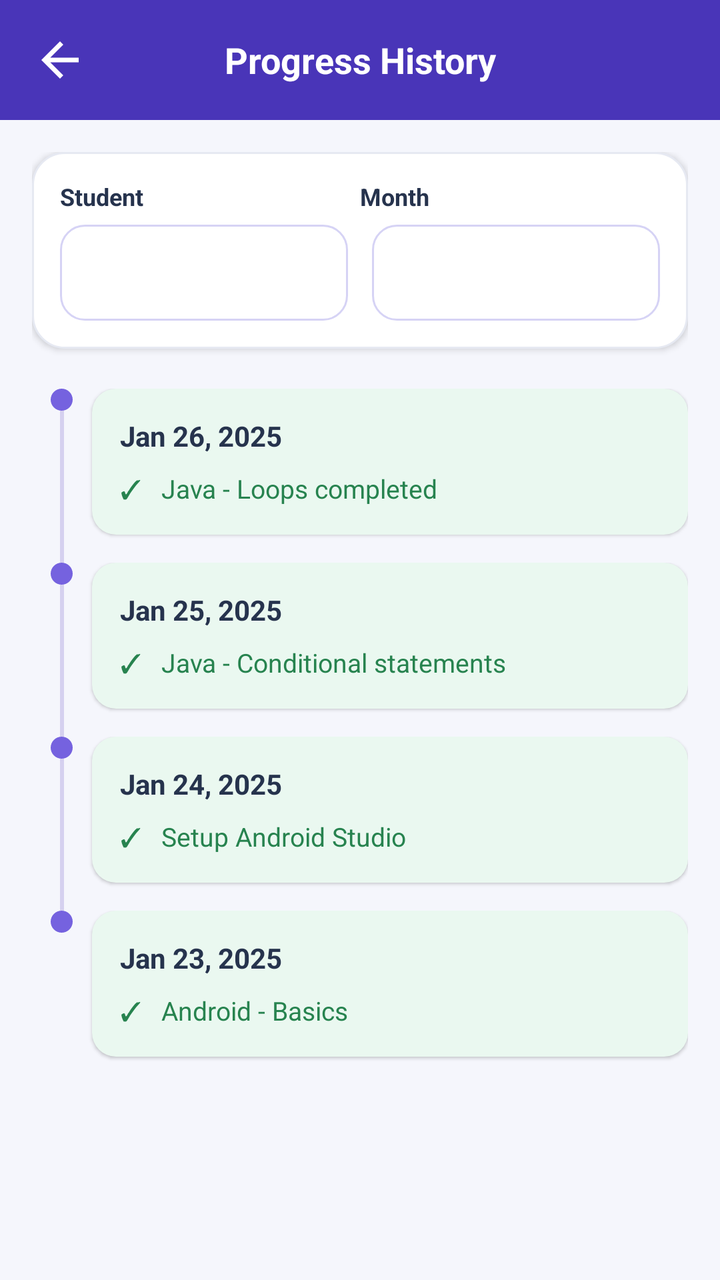
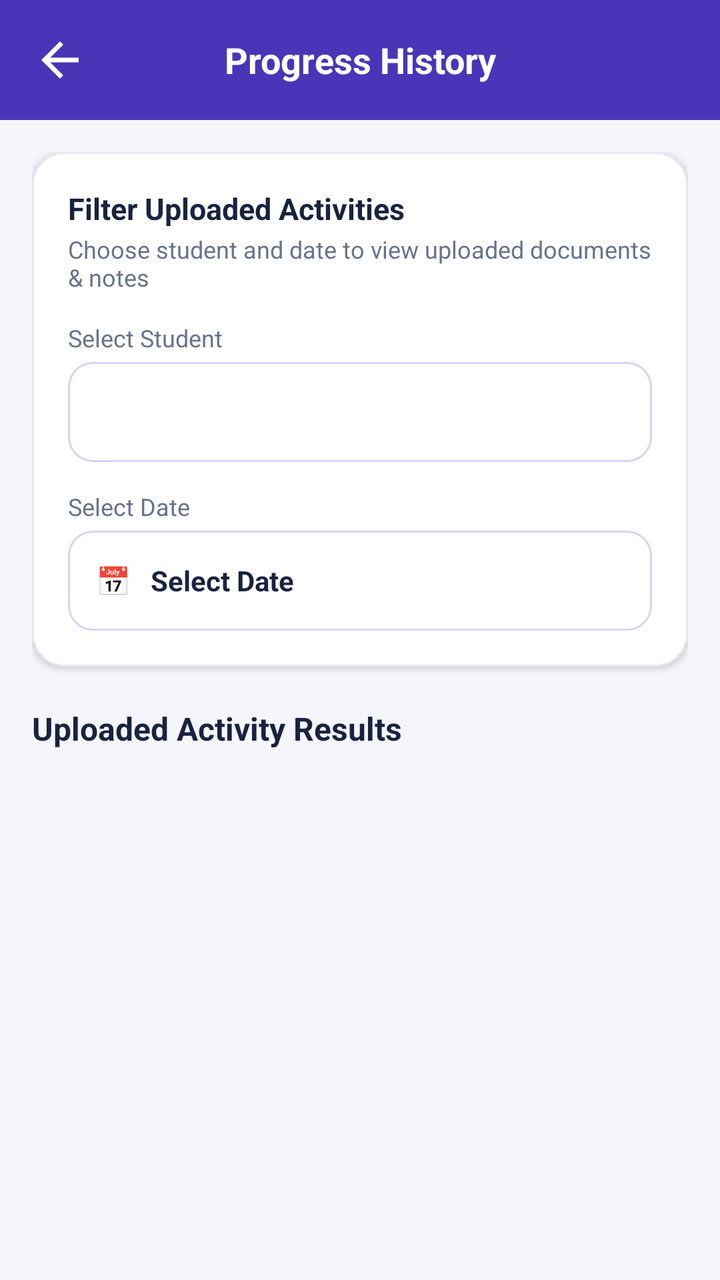

Screens rendered from an Android XML layout before and after an edit, with the pre-edit source and the edit as a unified diff.
<!-- AndroidManifest.xml: application theme Theme.TrackPoint -->
<!-- res/layout/activity_progress_history.xml -->
<?xml version="1.0" encoding="utf-8"?>
<androidx.constraintlayout.widget.ConstraintLayout
    xmlns:android="http://schemas.android.com/apk/res/android"
    xmlns:app="http://schemas.android.com/apk/res-auto"
    android:layout_width="match_parent"
    android:layout_height="match_parent"
    android:background="#4935B8"
    android:fitsSystemWindows="true">

    
    <LinearLayout
        android:id="@+id/header"
        android:layout_width="match_parent"
        android:layout_height="60dp"
        android:orientation="horizontal"
        android:gravity="center_vertical"
        android:paddingStart="16dp"
        android:paddingEnd="16dp"
        android:background="#4935B8"
        app:layout_constraintTop_toTopOf="parent">

        <ImageView
            android:id="@+id/btnBack"
            android:layout_width="28dp"
            android:layout_height="28dp"
            android:src="@drawable/back_symbol"
            app:tint="#FFFFFF"
            android:contentDescription="Back"/>

        <TextView
            android:layout_width="0dp"
            android:layout_height="wrap_content"
            android:layout_weight="1"
            android:text="Progress History"
            android:textColor="#FFFFFF"
            android:textSize="18sp"
            android:textStyle="bold"
            android:gravity="center"/>

        <View
            android:layout_width="28dp"
            android:layout_height="28dp"/>

    </LinearLayout>

    
    <ScrollView
        android:layout_width="match_parent"
        android:layout_height="0dp"
        android:fillViewport="true"
        android:padding="16dp"
        android:background="#F5F6FC"
        app:layout_constraintTop_toBottomOf="@id/header"
        app:layout_constraintBottom_toBottomOf="parent">

        <LinearLayout
            android:layout_width="match_parent"
            android:layout_height="wrap_content"
            android:orientation="vertical">

            
            <LinearLayout
                android:layout_width="match_parent"
                android:layout_height="wrap_content"
                android:orientation="vertical"
                android:padding="14dp"
                android:background="@drawable/action_card"
                android:elevation="2dp"
                android:layout_marginBottom="20dp">

                
                <LinearLayout
                    android:layout_width="match_parent"
                    android:layout_height="wrap_content"
                    android:orientation="horizontal">

                    <TextView
                        android:layout_width="0dp"
                        android:layout_height="wrap_content"
                        android:layout_weight="1"
                        android:text="Student"
                        android:textColor="#26334D"
                        android:textStyle="bold"
                        android:textSize="12sp"/>

                    <TextView
                        android:layout_width="0dp"
                        android:layout_height="wrap_content"
                        android:layout_weight="1"
                        android:text="Month"
                        android:textColor="#26334D"
                        android:textStyle="bold"
                        android:textSize="12sp"/>

                </LinearLayout>

                
                <LinearLayout
                    android:layout_width="match_parent"
                    android:layout_height="48dp"
                    android:orientation="horizontal"
                    android:layout_marginTop="6dp">

                    <Spinner
                        android:id="@+id/spStudent"
                        android:layout_width="0dp"
                        android:layout_height="match_parent"
                        android:layout_weight="1"
                        android:layout_marginEnd="6dp"
                        android:background="@drawable/input_box"
                        android:paddingStart="8dp"
                        android:paddingEnd="8dp"/>

                    <Spinner
                        android:id="@+id/spMonth"
                        android:layout_width="0dp"
                        android:layout_height="match_parent"
                        android:layout_weight="1"
                        android:layout_marginStart="6dp"
                        android:background="@drawable/input_box"
                        android:paddingStart="8dp"
                        android:paddingEnd="8dp"/>

                </LinearLayout>

            </LinearLayout>

            
            <LinearLayout
                android:layout_width="match_parent"
                android:layout_height="wrap_content"
                android:orientation="horizontal">

                <LinearLayout
                    android:layout_width="30dp"
                    android:layout_height="match_parent"
                    android:gravity="top|center_horizontal"
                    android:orientation="vertical">

                    <View
                        android:layout_width="11dp"
                        android:layout_height="11dp"
                        android:background="@drawable/timeline_dot"/>

                    <View
                        android:layout_width="2dp"
                        android:layout_height="match_parent"
                        android:background="#D5D0EF"/>

                </LinearLayout>

                <LinearLayout
                    android:layout_width="0dp"
                    android:layout_height="wrap_content"
                    android:layout_weight="1"
                    android:orientation="vertical"
                    android:padding="14dp"
                    android:layout_marginBottom="14dp"
                    android:background="@drawable/history_card"
                    android:elevation="1dp">

                    <TextView
                        android:layout_width="wrap_content"
                        android:layout_height="wrap_content"
                        android:text="Jan 26, 2025"
                        android:textColor="#26334D"
                        android:textStyle="bold"
                        android:textSize="14sp"/>

                    <TextView
                        android:layout_width="match_parent"
                        android:layout_height="wrap_content"
                        android:layout_marginTop="8dp"
                        android:text="✓   Java - Loops completed"
                        android:textColor="#27834F"
                        android:textSize="13sp"/>

                </LinearLayout>

            </LinearLayout>

            
            <LinearLayout
                android:layout_width="match_parent"
                android:layout_height="wrap_content"
                android:orientation="horizontal">

                <LinearLayout
                    android:layout_width="30dp"
                    android:layout_height="match_parent"
                    android:gravity="top|center_horizontal"
                    android:orientation="vertical">

                    <View
                        android:layout_width="11dp"
                        android:layout_height="11dp"
                        android:background="@drawable/timeline_dot"/>

                    <View
                        android:layout_width="2dp"
                        android:layout_height="match_parent"
                        android:background="#D5D0EF"/>

                </LinearLayout>

                <LinearLayout
                    android:layout_width="0dp"
                    android:layout_height="wrap_content"
                    android:layout_weight="1"
                    android:orientation="vertical"
                    android:padding="14dp"
                    android:layout_marginBottom="14dp"
                    android:background="@drawable/history_card"
                    android:elevation="1dp">

                    <TextView
                        android:layout_width="wrap_content"
                        android:layout_height="wrap_content"
                        android:text="Jan 25, 2025"
                        android:textColor="#26334D"
                        android:textStyle="bold"
                        android:textSize="14sp"/>

                    <TextView
                        android:layout_width="match_parent"
                        android:layout_height="wrap_content"
                        android:layout_marginTop="8dp"
                        android:text="✓   Java - Conditional statements"
                        android:textColor="#27834F"
                        android:textSize="13sp"/>

                </LinearLayout>

            </LinearLayout>

            
            <LinearLayout
                android:layout_width="match_parent"
                android:layout_height="wrap_content"
                android:orientation="horizontal">

                <LinearLayout
                    android:layout_width="30dp"
                    android:layout_height="match_parent"
                    android:gravity="top|center_horizontal"
                    android:orientation="vertical">

                    <View
                        android:layout_width="11dp"
                        android:layout_height="11dp"
                        android:background="@drawable/timeline_dot"/>

                    <View
                        android:layout_width="2dp"
                        android:layout_height="match_parent"
                        android:background="#D5D0EF"/>

                </LinearLayout>

                <LinearLayout
                    android:layout_width="0dp"
                    android:layout_height="wrap_content"
                    android:layout_weight="1"
                    android:orientation="vertical"
                    android:padding="14dp"
                    android:layout_marginBottom="14dp"
                    android:background="@drawable/history_card"
                    android:elevation="1dp">

                    <TextView
                        android:layout_width="wrap_content"
                        android:layout_height="wrap_content"
                        android:text="Jan 24, 2025"
                        android:textColor="#26334D"
                        android:textStyle="bold"
                        android:textSize="14sp"/>

                    <TextView
                        android:layout_width="match_parent"
                        android:layout_height="wrap_content"
                        android:layout_marginTop="8dp"
                        android:text="✓   Setup Android Studio"
                        android:textColor="#27834F"
                        android:textSize="13sp"/>

                </LinearLayout>

            </LinearLayout>

            
            <LinearLayout
                android:layout_width="match_parent"
                android:layout_height="wrap_content"
                android:orientation="horizontal">

                <LinearLayout
                    android:layout_width="30dp"
                    android:layout_height="match_parent"
                    android:gravity="top|center_horizontal"
                    android:orientation="vertical">

                    <View
                        android:layout_width="11dp"
                        android:layout_height="11dp"
                        android:background="@drawable/timeline_dot"/>

                </LinearLayout>

                <LinearLayout
                    android:layout_width="0dp"
                    android:layout_height="wrap_content"
                    android:layout_weight="1"
                    android:orientation="vertical"
                    android:padding="14dp"
                    android:layout_marginBottom="14dp"
                    android:background="@drawable/history_card"
                    android:elevation="1dp">

                    <TextView
                        android:layout_width="wrap_content"
                        android:layout_height="wrap_content"
                        android:text="Jan 23, 2025"
                        android:textColor="#26334D"
                        android:textStyle="bold"
                        android:textSize="14sp"/>

                    <TextView
                        android:layout_width="match_parent"
                        android:layout_height="wrap_content"
                        android:layout_marginTop="8dp"
                        android:text="✓   Android - Basics"
                        android:textColor="#27834F"
                        android:textSize="13sp"/>

                </LinearLayout>

            </LinearLayout>

        </LinearLayout>

    </ScrollView>

</androidx.constraintlayout.widget.ConstraintLayout>
<!-- resources referenced by this layout -->
<resources>
  <!-- drawable action_card (drawable) -->
  <shape xmlns:android="http://schemas.android.com/apk/res/android">
      <solid android:color="#FFFFFF"/>
      <stroke android:width="1dp" android:color="#E6E9F2"/>
      <corners android:radius="16dp"/>
  </shape>
  <!-- drawable back_symbol (drawable) -->
  <vector xmlns:android="http://schemas.android.com/apk/res/android" android:autoMirrored="true" android:height="24dp" android:tint="#000000" android:viewportHeight="24" android:viewportWidth="24" android:width="24dp">
        
      <path android:fillColor="@android:color/white" android:pathData="M20,11H7.83l5.59,-5.59L12,4l-8,8 8,8 1.41,-1.41L7.83,13H20v-2z"/>
      
  </vector>
  <!-- drawable history_card (drawable) -->
  <shape xmlns:android="http://schemas.android.com/apk/res/android">
  
      <solid android:color="#EAF8F0"/>
  
      <corners android:radius="12dp"/>
  
  </shape>
  <!-- drawable input_box (drawable) -->
  <?xml version="1.0" encoding="utf-8"?>
  <shape xmlns:android="http://schemas.android.com/apk/res/android"
      android:shape="rectangle">
  
      <solid android:color="#FFFFFF" />
  
      <stroke
          android:width="1dp"
          android:color="#D6D3F5" />
  
      <corners android:radius="12dp" />
  
      <padding
          android:left="12dp"
          android:right="12dp"
          android:top="4dp"
          android:bottom="4dp" />
  
  </shape>
  <!-- drawable timeline_dot (drawable) -->
  <shape xmlns:android="http://schemas.android.com/apk/res/android"
      android:shape="oval">
  
      <solid android:color="#7562DF"/>
  
  </shape>
  <style name="Theme.TrackPoint" parent="Base.Theme.TrackPoint" />
  <style name="Base.Theme.TrackPoint" parent="Theme.Material3.DayNight.NoActionBar">
          
          
      </style>
</resources>

<!-- the commit's change to res/layout/activity_progress_history.xml (unified diff, before → after) -->
@@ -63,278 +63,90 @@
                 android:layout_width="match_parent"
                 android:layout_height="wrap_content"
                 android:orientation="vertical"
-                android:padding="14dp"
+                android:padding="18dp"
                 android:background="@drawable/action_card"
                 android:elevation="2dp"
                 android:layout_marginBottom="20dp">
 
-                
-                <LinearLayout
-                    android:layout_width="match_parent"
+                <TextView
+                    android:layout_width="wrap_content"
                     android:layout_height="wrap_content"
-                    android:orientation="horizontal">
+                    android:text="Filter Uploaded Activities"
+                    android:textColor="#18233F"
+                    android:textSize="15sp"
+                    android:textStyle="bold"/>
 
-                    <TextView
-                        android:layout_width="0dp"
-                        android:layout_height="wrap_content"
-                        android:layout_weight="1"
-                        android:text="Student"
-                        android:textColor="#26334D"
-                        android:textStyle="bold"
-                        android:textSize="12sp"/>
-
-                    <TextView
-                        android:layout_width="0dp"
-                        android:layout_height="wrap_content"
-                        android:layout_weight="1"
-                        android:text="Month"
-                        android:textColor="#26334D"
-                        android:textStyle="bold"
-                        android:textSize="12sp"/>
-
-                </LinearLayout>
+                <TextView
+                    android:layout_width="wrap_content"
+                    android:layout_height="wrap_content"
+                    android:layout_marginTop="2dp"
+                    android:layout_marginBottom="14dp"
+                    android:text="Choose student and date to view uploaded documents &amp; notes"
+                    android:textColor="#68738A"
+                    android:textSize="12sp"/>
 
                 
-                <LinearLayout
+                <TextView
+                    android:layout_width="wrap_content"
+                    android:layout_height="wrap_content"
+                    android:text="Select Student"
+                    android:textColor="#68738A"
+                    android:textSize="12sp"
+                    android:layout_marginBottom="4dp"/>
+
+                <Spinner
+                    android:id="@+id/spStudent"
                     android:layout_width="match_parent"
-                    android:layout_height="48dp"
-                    android:orientation="horizontal"
-                    android:layout_marginTop="6dp">
+                    android:layout_height="50dp"
+                    android:background="@drawable/input_box"
+                    android:paddingStart="12dp"
+                    android:paddingEnd="12dp"
+                    android:layout_marginBottom="14dp"/>
 
-                    <Spinner
-                        android:id="@+id/spStudent"
-                        android:layout_width="0dp"
-                        android:layout_height="match_parent"
-                        android:layout_weight="1"
-                        android:layout_marginEnd="6dp"
-                        android:background="@drawable/input_box"
-                        android:paddingStart="8dp"
-                        android:paddingEnd="8dp"/>
+                
+                <TextView
+                    android:layout_width="wrap_content"
+                    android:layout_height="wrap_content"
+                    android:text="Select Date"
+                    android:textColor="#68738A"
+                    android:textSize="12sp"
+                    android:layout_marginBottom="4dp"/>
 
-                    <Spinner
-                        android:id="@+id/spMonth"
-                        android:layout_width="0dp"
-                        android:layout_height="match_parent"
-                        android:layout_weight="1"
-                        android:layout_marginStart="6dp"
-                        android:background="@drawable/input_box"
-                        android:paddingStart="8dp"
-                        android:paddingEnd="8dp"/>
-
-                </LinearLayout>
+                <TextView
+                    android:id="@+id/tvFilterDate"
+                    android:layout_width="match_parent"
+                    android:layout_height="50dp"
+                    android:gravity="center_vertical"
+                    android:paddingStart="14dp"
+                    android:paddingEnd="14dp"
+                    android:background="@drawable/input_box"
+                    android:text="📅   Select Date"
+                    android:textColor="#18233F"
+                    android:textSize="14sp"
+                    android:textStyle="bold"
+                    android:clickable="true"
+                    android:focusable="true"/>
 
             </LinearLayout>
 
             
-            <LinearLayout
-                android:layout_width="match_parent"
+            <TextView
+                android:id="@+id/tvProgressResultsTitle"
+                android:layout_width="wrap_content"
                 android:layout_height="wrap_content"
-                android:orientation="horizontal">
-
-                <LinearLayout
-                    android:layout_width="30dp"
-                    android:layout_height="match_parent"
-                    android:gravity="top|center_horizontal"
-                    android:orientation="vertical">
-
-                    <View
-                        android:layout_width="11dp"
-                        android:layout_height="11dp"
-                        android:background="@drawable/timeline_dot"/>
-
-                    <View
-                        android:layout_width="2dp"
-                        android:layout_height="match_parent"
-                        android:background="#D5D0EF"/>
-
-                </LinearLayout>
-
-                <LinearLayout
-                    android:layout_width="0dp"
-                    android:layout_height="wrap_content"
-                    android:layout_weight="1"
-                    android:orientation="vertical"
-                    android:padding="14dp"
-                    android:layout_marginBottom="14dp"
-                    android:background="@drawable/history_card"
-                    android:elevation="1dp">
-
-                    <TextView
-                        android:layout_width="wrap_content"
-                        android:layout_height="wrap_content"
-                        android:text="Jan 26, 2025"
-                        android:textColor="#26334D"
-                        android:textStyle="bold"
-                        android:textSize="14sp"/>
-
-                    <TextView
-                        android:layout_width="match_parent"
-                        android:layout_height="wrap_content"
-                        android:layout_marginTop="8dp"
-                        android:text="✓   Java - Loops completed"
-                        android:textColor="#27834F"
-                        android:textSize="13sp"/>
-
-                </LinearLayout>
-
-            </LinearLayout>
+                android:text="Uploaded Activity Results"
+                android:textColor="#18233F"
+                android:textSize="16sp"
+                android:textStyle="bold"
+                android:layout_marginBottom="12dp"/>
 
             
             <LinearLayout
+                android:id="@+id/layoutProgressContent"
                 android:layout_width="match_parent"
                 android:layout_height="wrap_content"
-                android:orientation="horizontal">
-
-                <LinearLayout
-                    android:layout_width="30dp"
-                    android:layout_height="match_parent"
-                    android:gravity="top|center_horizontal"
-                    android:orientation="vertical">
-
-                    <View
-                        android:layout_width="11dp"
-                        android:layout_height="11dp"
-                        android:background="@drawable/timeline_dot"/>
-
-                    <View
-                        android:layout_width="2dp"
-                        android:layout_height="match_parent"
-                        android:background="#D5D0EF"/>
-
-                </LinearLayout>
-
-                <LinearLayout
-                    android:layout_width="0dp"
-                    android:layout_height="wrap_content"
-                    android:layout_weight="1"
-                    android:orientation="vertical"
-                    android:padding="14dp"
-                    android:layout_marginBottom="14dp"
-                    android:background="@drawable/history_card"
-                    android:elevation="1dp">
-
-                    <TextView
-                        android:layout_width="wrap_content"
-                        android:layout_height="wrap_content"
-                        android:text="Jan 25, 2025"
-                        android:textColor="#26334D"
-                        android:textStyle="bold"
-                        android:textSize="14sp"/>
-
-                    <TextView
-                        android:layout_width="match_parent"
-                        android:layout_height="wrap_content"
-                        android:layout_marginTop="8dp"
-                        android:text="✓   Java - Conditional statements"
-                        android:textColor="#27834F"
-                        android:textSize="13sp"/>
-
-                </LinearLayout>
-
-            </LinearLayout>
-
-            
-            <LinearLayout
-                android:layout_width="match_parent"
-                android:layout_height="wrap_content"
-                android:orientation="horizontal">
-
-                <LinearLayout
-                    android:layout_width="30dp"
-                    android:layout_height="match_parent"
-                    android:gravity="top|center_horizontal"
-                    android:orientation="vertical">
-
-                    <View
-                        android:layout_width="11dp"
-                        android:layout_height="11dp"
-                        android:background="@drawable/timeline_dot"/>
-
-                    <View
-                        android:layout_width="2dp"
-                        android:layout_height="match_parent"
-                        android:background="#D5D0EF"/>
-
-                </LinearLayout>
-
-                <LinearLayout
-                    android:layout_width="0dp"
-                    android:layout_height="wrap_content"
-                    android:layout_weight="1"
-                    android:orientation="vertical"
-                    android:padding="14dp"
-                    android:layout_marginBottom="14dp"
-                    android:background="@drawable/history_card"
-                    android:elevation="1dp">
-
-                    <TextView
-                        android:layout_width="wrap_content"
-                        android:layout_height="wrap_content"
-                        android:text="Jan 24, 2025"
-                        android:textColor="#26334D"
-                        android:textStyle="bold"
-                        android:textSize="14sp"/>
-
-                    <TextView
-                        android:layout_width="match_parent"
-                        android:layout_height="wrap_content"
-                        android:layout_marginTop="8dp"
-                        android:text="✓   Setup Android Studio"
-                        android:textColor="#27834F"
-                        android:textSize="13sp"/>
-
-                </LinearLayout>
-
-            </LinearLayout>
-
-            
-            <LinearLayout
-                android:layout_width="match_parent"
-                android:layout_height="wrap_content"
-                android:orientation="horizontal">
-
-                <LinearLayout
-                    android:layout_width="30dp"
-                    android:layout_height="match_parent"
-                    android:gravity="top|center_horizontal"
-                    android:orientation="vertical">
-
-                    <View
-                        android:layout_width="11dp"
-                        android:layout_height="11dp"
-                        android:background="@drawable/timeline_dot"/>
-
-                </LinearLayout>
-
-                <LinearLayout
-                    android:layout_width="0dp"
-                    android:layout_height="wrap_content"
-                    android:layout_weight="1"
-                    android:orientation="vertical"
-                    android:padding="14dp"
-                    android:layout_marginBottom="14dp"
-                    android:background="@drawable/history_card"
-                    android:elevation="1dp">
-
-                    <TextView
-                        android:layout_width="wrap_content"
-                        android:layout_height="wrap_content"
-                        android:text="Jan 23, 2025"
-                        android:textColor="#26334D"
-                        android:textStyle="bold"
-                        android:textSize="14sp"/>
-
-                    <TextView
-                        android:layout_width="match_parent"
-                        android:layout_height="wrap_content"
-                        android:layout_marginTop="8dp"
-                        android:text="✓   Android - Basics"
-                        android:textColor="#27834F"
-                        android:textSize="13sp"/>
-
-                </LinearLayout>
-
-            </LinearLayout>
+                android:orientation="vertical"
+                android:layout_marginBottom="16dp"/>
 
         </LinearLayout>
 
<!-- resource entries referenced after the edit -->
@@ -12,14 +12,6 @@
       <path android:fillColor="@android:color/white" android:pathData="M20,11H7.83l5.59,-5.59L12,4l-8,8 8,8 1.41,-1.41L7.83,13H20v-2z"/>
       
   </vector>
-  <!-- drawable history_card (drawable) -->
-  <shape xmlns:android="http://schemas.android.com/apk/res/android">
-  
-      <solid android:color="#EAF8F0"/>
-  
-      <corners android:radius="12dp"/>
-  
-  </shape>
   <!-- drawable input_box (drawable) -->
   <?xml version="1.0" encoding="utf-8"?>
   <shape xmlns:android="http://schemas.android.com/apk/res/android"
@@ -40,13 +32,6 @@
           android:bottom="4dp" />
   
   </shape>
-  <!-- drawable timeline_dot (drawable) -->
-  <shape xmlns:android="http://schemas.android.com/apk/res/android"
-      android:shape="oval">
-  
-      <solid android:color="#7562DF"/>
-  
-  </shape>
   <style name="Theme.TrackPoint" parent="Base.Theme.TrackPoint" />
   <style name="Base.Theme.TrackPoint" parent="Theme.Material3.DayNight.NoActionBar">
           
